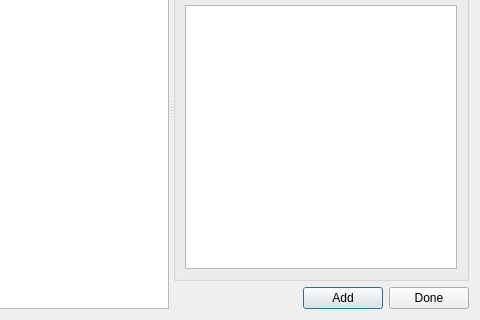
Above: GCXMLGenerator/forms/gcadditemsform.ui from goblincoding/xmlmill before the change; both pictures show x 112 to 592 and y 105 to 425 of the 592 by 425 pixel window. Below: the same form after it.
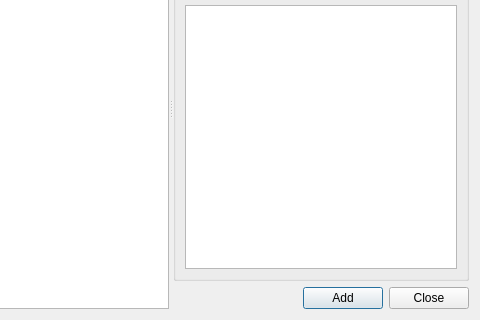
That is the form after the change. Icons and pictures are not drawn.

Commit message: Tweaking add items form.

Diff of the .ui file:
```diff
--- a/GCXMLGenerator/forms/gcadditemsform.ui
+++ b/GCXMLGenerator/forms/gcadditemsform.ui
@@ -48,7 +48,7 @@
        </property>
       </column>
      </widget>
-     <widget class="QWidget" name="">
+     <widget class="QWidget" name="layoutWidget">
       <layout class="QVBoxLayout" name="verticalLayout">
        <item>
         <widget class="QGroupBox" name="elementGroupBox">
@@ -130,7 +130,7 @@
             <string>Close this form when you're finished adding elements.</string>
            </property>
            <property name="text">
-            <string>Done</string>
+            <string>Close</string>
            </property>
           </widget>
          </item>
```
Left out of the diff: 4 changed lines with no effect on the pictures.
